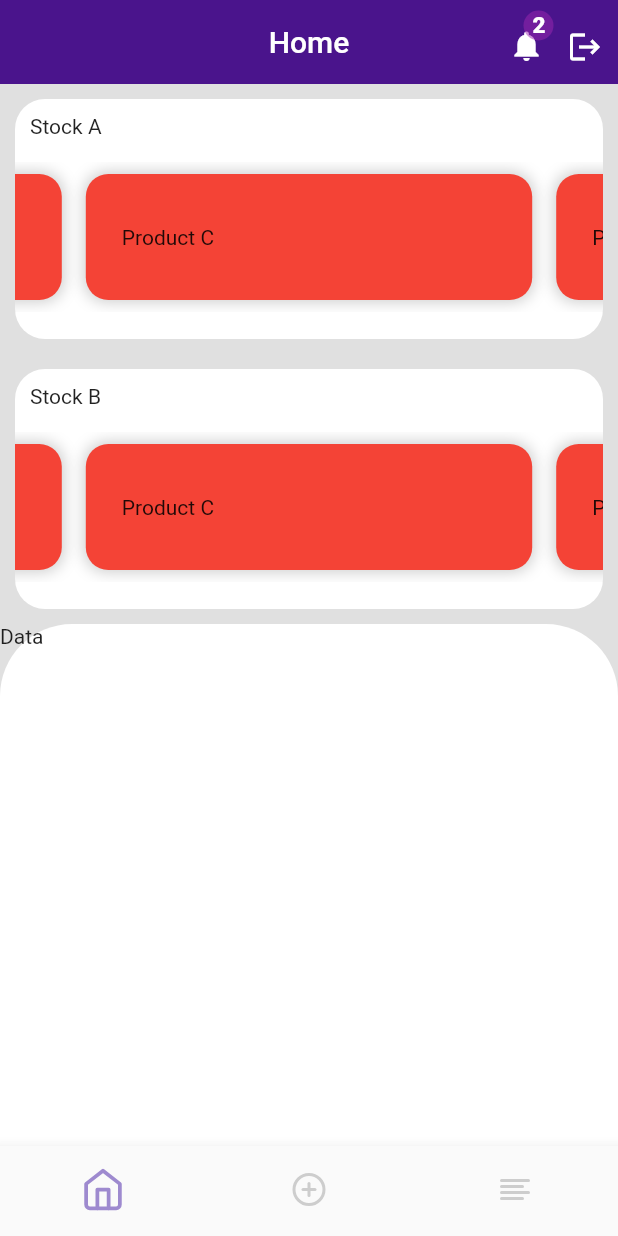
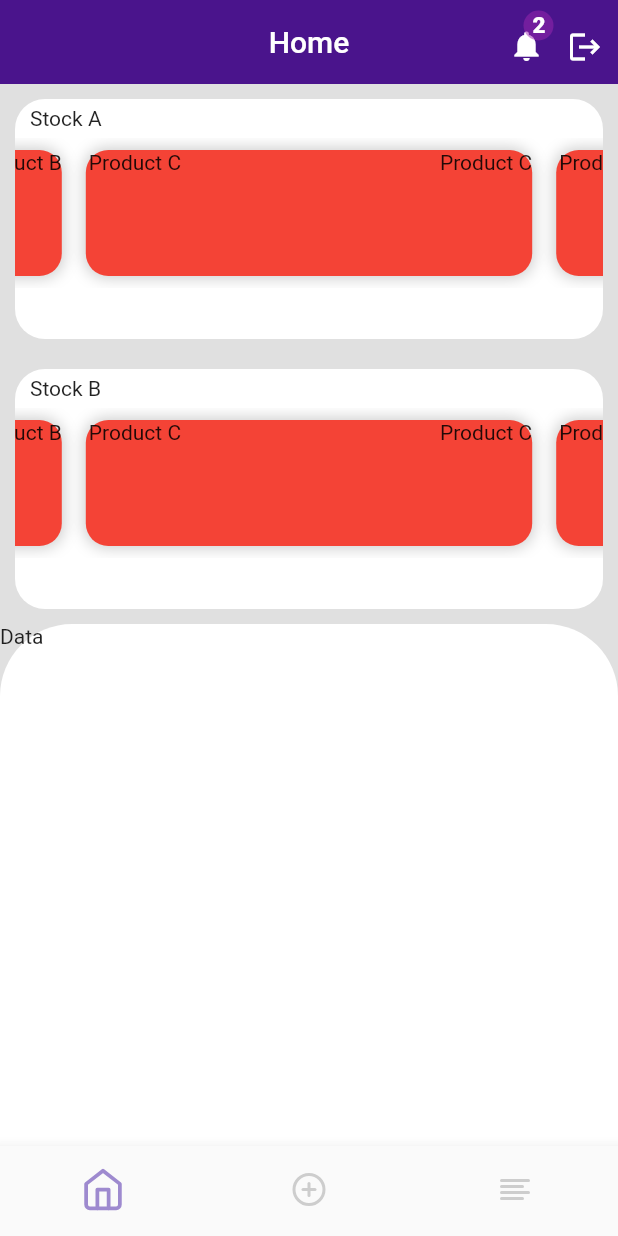
Before and after one commit to EanDalin0012/sale_managment_flutter_app, a Flutter app: the screen it shows after launch, on a phone screen of 412 x 824 dp. Run offline on Flutter 3.47's test engine with Material 2 defaults, Android fonts, the light colour scheme and no system bars; our stand-ins replace charts_flutter, flutter_icons, font_awesome_flutter.

Commit message:
stock ui

```diff
--- a/lib/screens/home/HomeScreen.dart
+++ b/lib/screens/home/HomeScreen.dart
@@ -33,7 +33,7 @@ class _HomeScreenState extends State<HomeScreen> {
                           slivers: [
                             SliverToBoxAdapter(
                               child: Padding(
-                                padding: EdgeInsets.only(top: 10, left: 10),
+                                padding: EdgeInsets.only(top: 5, left: 10),
                                 child: Text(e.stockName.toString(),),
                               ),
                             ),
@@ -41,7 +41,7 @@ class _HomeScreenState extends State<HomeScreen> {
                                 child: Container(
                                   width: MediaQuery.of(context).size.width,
                                   height: 100,
-                                  margin: EdgeInsets.only(top: 16),
+                                  margin: EdgeInsets.only(top: 5),
                                   child: PageView(
                                     controller: PageController(viewportFraction: 0.8,initialPage: 2),
                                     children: e.products.map((item) =>
--- a/lib/screens/home/widgets/product_card.dart
+++ b/lib/screens/home/widgets/product_card.dart
@@ -27,9 +27,12 @@ class _ProductCardState extends State<ProductCard> {
             )
           ]),
       child: Container(
-        margin: EdgeInsets.only(left: 24),
+        margin: EdgeInsets.only(left: 2),
         child: Row(
+          mainAxisAlignment: MainAxisAlignment.spaceBetween,
+          crossAxisAlignment: CrossAxisAlignment.start,
           children: <Widget>[
+            Text(widget.productStockDetails.productName),
             Text(widget.productStockDetails.productName)
           ],
         )
```
